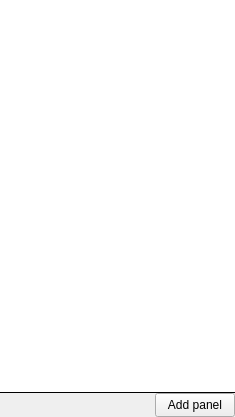
Qt form plugins/perspective/GraphPerspective/designer/GraphHierarchiesEditor.ui (vadivelselvaraj/TulipGLImprovement) before a commit.
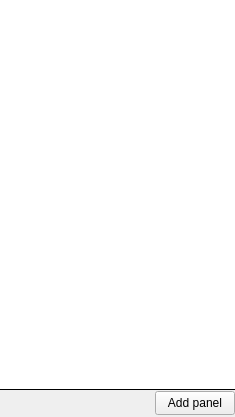
The same form after that commit. Icons and pictures are not drawn. Custom widgets are drawn as their Qt base class.

Patch:
```diff
--- a/plugins/perspective/GraphPerspective/designer/GraphHierarchiesEditor.ui
+++ b/plugins/perspective/GraphPerspective/designer/GraphHierarchiesEditor.ui
@@ -99,6 +99,18 @@
    </item>
    <item>
     <widget class="QFrame" name="bottomFrame">
+     <property name="minimumSize">
+      <size>
+       <width>0</width>
+       <height>27</height>
+      </size>
+     </property>
+     <property name="maximumSize">
+      <size>
+       <width>16777215</width>
+       <height>27</height>
+      </size>
+     </property>
      <property name="frameShape">
       <enum>QFrame::NoFrame</enum>
      </property>
```
